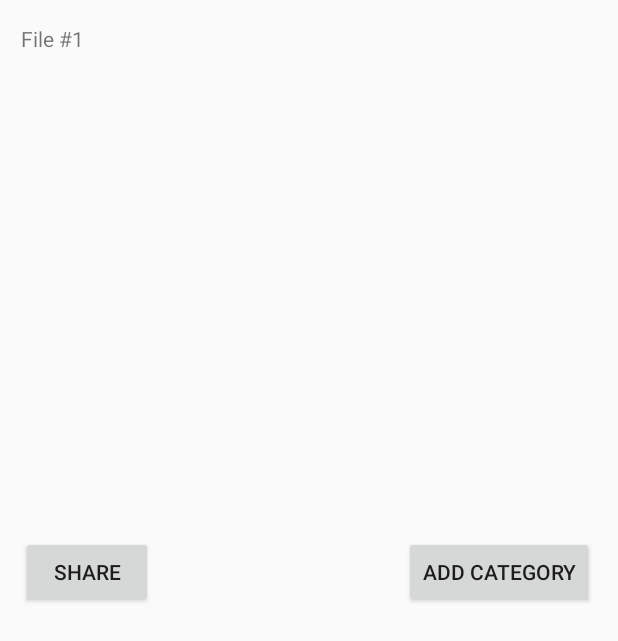
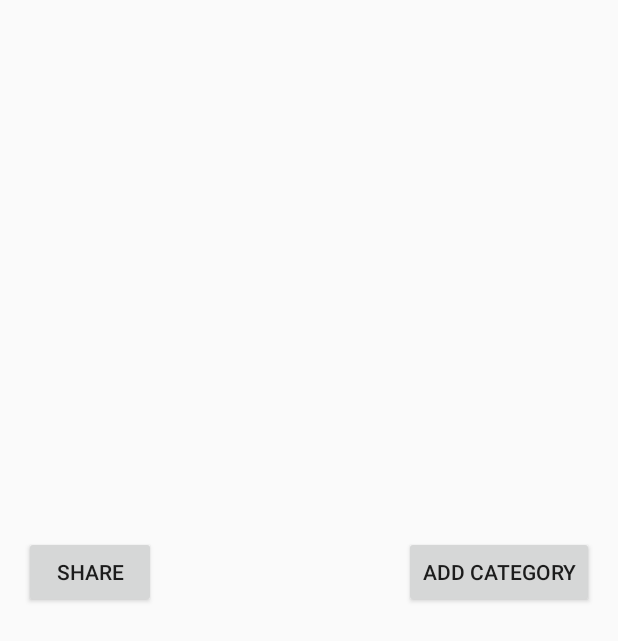
Before and after one commit to daacaceressa/Mini-Drive-ArqSoft-2017II, an Android app: the layout content_file_view.xml on its own in the app's theme, with its tools: preview values and no code run, on a phone screen of 412 x 824 dp. Shown: the top 641 px of the screen. Run offline under Robolectric (Android 15) with nearby library versions, the phone set to English and light mode, and no system bars; plain views replace PDFView.

Commit message:
Changed FileViewActivity header.

```diff
--- a/FE/Mini-Drive/app/src/main/java/ii/a2017/arqsoft/minidrive/com/mini_drive/FileViewActivity.java
+++ b/FE/Mini-Drive/app/src/main/java/ii/a2017/arqsoft/minidrive/com/mini_drive/FileViewActivity.java
@@ -8,6 +8,7 @@ import android.support.v7.app.AppCompatActivity;
 import android.support.v7.widget.Toolbar;
 import android.view.View;
 import android.view.ViewGroup;
+import android.view.Window;
 import android.widget.TextView;
 
 import com.github.barteksc.pdfviewer.PDFView;
@@ -19,8 +20,8 @@ import java.io.File;
 public class FileViewActivity extends AppCompatActivity {
 
     private String filename, filePath;
-    private TextView mFilenameTextView;
     private PDFView mPDFView;
+
     @Override
     protected void onCreate(Bundle savedInstanceState) {
         super.onCreate(savedInstanceState);
@@ -29,8 +30,7 @@ public class FileViewActivity extends AppCompatActivity {
         getFilename();
         getFilePath();
 
-        mFilenameTextView = (TextView) findViewById(R.id.filenameTextView);
-        mFilenameTextView.setText(filename);
+        this.setTitle(filename.substring(0, filename.length()-4));
 
         mPDFView = (PDFView) findViewById(R.id.pdfView);
         reinitPdfView();
--- a/FE/Mini-Drive/app/src/main/res/layout/content_file_view.xml
+++ b/FE/Mini-Drive/app/src/main/res/layout/content_file_view.xml
@@ -8,18 +8,6 @@
     tools:context="ii.a2017.arqsoft.minidrive.com.mini_drive.FileViewActivity"
     tools:showIn="@layout/activity_file_view">
 
-    <TextView
-        android:id="@+id/filenameTextView"
-        android:layout_width="wrap_content"
-        android:layout_height="wrap_content"
-        android:text="File #1"
-        tools:layout_editor_absoluteX="16dp"
-        tools:layout_editor_absoluteY="16dp"
-        android:layout_alignParentTop="true"
-        android:layout_toEndOf="@+id/pdfView"
-        android:layout_marginStart="14dp"
-        android:layout_marginTop="16dp" />
-
     <Button
         android:id="@+id/shareFileButton"
         android:layout_width="wrap_content"
@@ -29,7 +17,8 @@
         tools:layout_editor_absoluteY="350dp"
         android:layout_alignBaseline="@+id/editCategoryButon"
         android:layout_alignBottom="@+id/editCategoryButon"
-        android:layout_alignStart="@+id/filenameTextView" />
+        android:layout_toEndOf="@+id/pdfView"
+        android:layout_marginStart="16dp" />
 
     <Button
         android:id="@+id/editCategoryButon"
```
Also changed, not shown: FE/Mini-Drive/app/src/main/res/layout/activity_sign_in.xml (+0 -8 lines).
